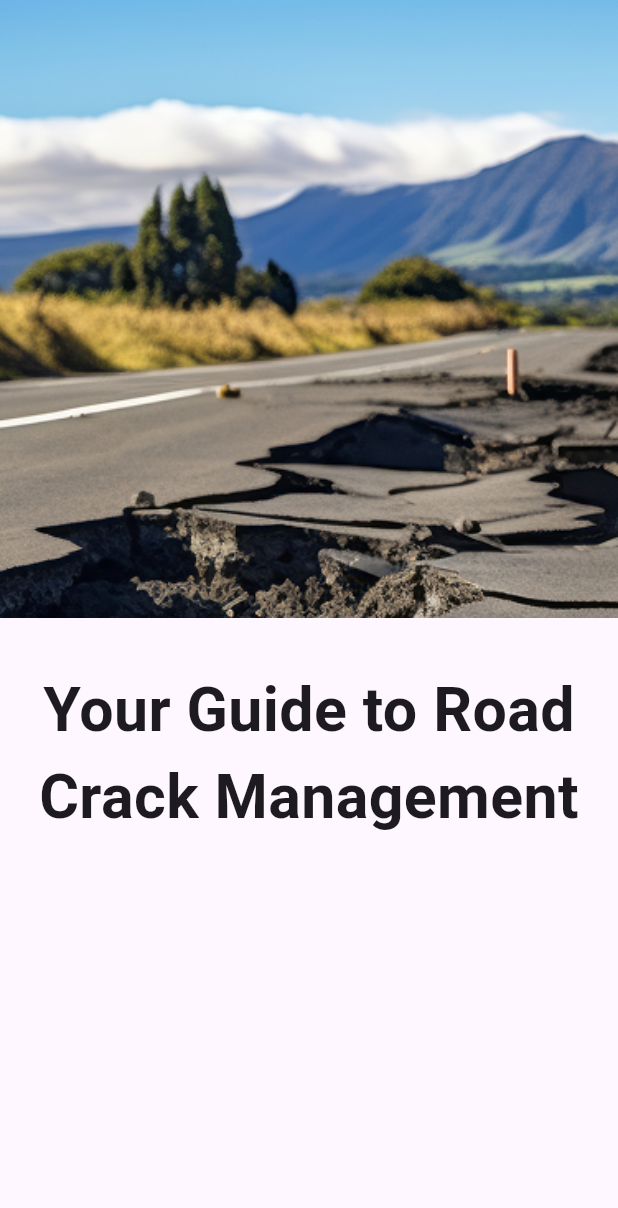
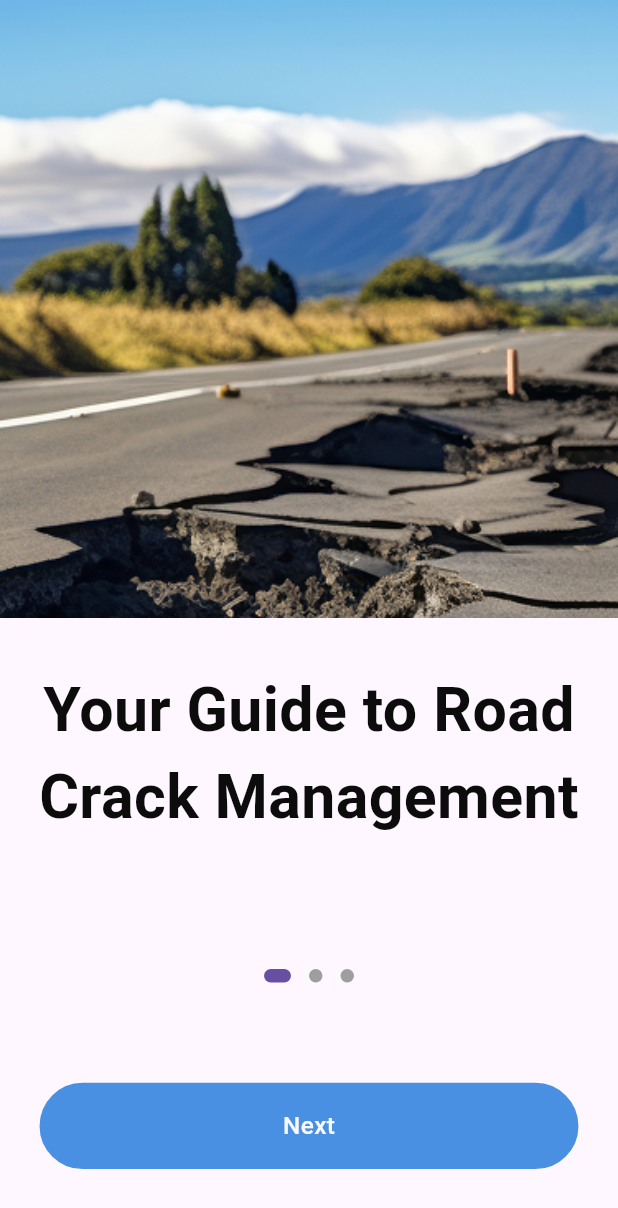
Before and after one commit to taskinnasif144/joura_pothole, a Flutter app: the screen it shows after launch, on a phone screen of 412 x 824 dp. Shown: the top 1208 px of the screen. Run offline on Flutter 3.47's test engine with Material 3 defaults, Android fonts, the phone set to English and light mode, and no system bars; drawn by our look-alikes of dots_indicator; our stand-ins replace flutter_screenutil, get, google_fonts.

Commit message:
add custom button component and update color and font constants; modify onboarding screen to include page view and navigation

```diff
--- /dev/null
+++ b/lib/core/components/custom_button.dart
@@ -0,0 +1,56 @@
+import 'package:flutter/material.dart';
+import 'package:flutter_screenutil/flutter_screenutil.dart';
+import 'package:joura_pothole/core/constants/app_colors.dart';
+import 'package:joura_pothole/core/constants/app_fonts.dart';
+
+class CustomButton extends StatelessWidget {
+  const CustomButton({
+    super.key,
+    required this.buttonTitle,
+    required this.onTap,
+    this.isRounded = true,
+    this.isFilled = true,
+    this.isRed = false,
+    this.widthFactor = 1,
+  });
+
+  final VoidCallback onTap;
+  final String buttonTitle;
+  final bool isRounded;
+  final bool isFilled;
+  final bool isRed;
+  final double widthFactor;
+
+  @override
+  Widget build(BuildContext context) {
+    return InkWell(
+      onTap: onTap,
+      child: FractionallySizedBox(
+        widthFactor: widthFactor,
+        child: Container(
+          padding: EdgeInsets.symmetric(vertical: 16.h),
+          decoration: BoxDecoration(
+            color: (isFilled && !isRed) ? AppColors.bluePrimary : null,
+            border: Border.all(
+              color: isRed ? AppColors.red : AppColors.bluePrimary,
+            ),
+            borderRadius: BorderRadius.circular(isRounded ? 100 : 12),
+          ),
+          child: Center(
+            child: Text(
+              buttonTitle,
+              style: AppFonts.bodyBoldMedium.copyWith(
+                color:
+                    isFilled
+                        ? AppColors.whiteF9
+                        : isRed
+                        ? AppColors.red
+                        : AppColors.bluePrimary,
+              ),
+            ),
+          ),
+        ),
+      ),
+    );
+  }
+}
--- a/lib/core/constants/app_colors.dart
+++ b/lib/core/constants/app_colors.dart
@@ -9,7 +9,9 @@ class AppColors {
   static Color blackOC = Color(0xff0C0C0C);
   static Color black21 = Color(0xff212121);
 
-  static Color whiteF9 = Color(0xff212121);
-  static Color whiteE4 = Color(0xff212121);
-  static Color whiteE0 = Color(0xff212121);
+  static Color whiteF9 = Color(0xffF9F9F9);
+  static Color whiteE4 = Color(0xffE4EDF7);
+  static Color whiteE0 = Color(0xffE0E0E0);
+
+  static Color grey70 = Color(0xff707070);
 }
--- a/lib/core/constants/app_fonts.dart
+++ b/lib/core/constants/app_fonts.dart
@@ -1,12 +1,54 @@
 import 'package:flutter/widgets.dart';
 import 'package:flutter_screenutil/flutter_screenutil.dart';
 import 'package:google_fonts/google_fonts.dart';
+import 'package:joura_pothole/core/constants/app_colors.dart';
 
 class AppFonts {
-  // Naming Explained
-  // font Name - font weight - s{font size}
-  static TextStyle roboto700s40 = GoogleFonts.roboto(
+  static TextStyle titleLarge = GoogleFonts.roboto(
     fontWeight: FontWeight.w700,
     fontSize: 40.sp,
+    color: AppColors.blackOC,
+  );
+  static TextStyle titleMedium = GoogleFonts.roboto(
+    fontWeight: FontWeight.w700,
+    fontSize: 24.sp,
+    color: AppColors.blackOC,
+  );
+  static TextStyle titleSmall = GoogleFonts.roboto(
+    fontWeight: FontWeight.w700,
+    fontSize: 20.sp,
+    color: AppColors.blackOC,
+  );
+
+  static TextStyle bodyBoldLarge = GoogleFonts.roboto(
+    fontWeight: FontWeight.w500,
+    fontSize: 18.sp,
+    color: AppColors.blackOC,
+  );
+  static TextStyle bodyBoldMedium = GoogleFonts.roboto(
+    fontWeight: FontWeight.w500,
+    fontSize: 16.sp,
+    color: AppColors.blackOC,
+  );
+  static TextStyle bodyBoldSmall = GoogleFonts.roboto(
+    fontWeight: FontWeight.w500,
+    fontSize: 12.sp,
+    color: AppColors.blackOC,
+  );
+
+  static TextStyle bodyLightLarge = GoogleFonts.roboto(
+    fontWeight: FontWeight.w400,
+    fontSize: 16.sp,
+    color: AppColors.blackOC,
+  );
+  static TextStyle bodyLightMedium = GoogleFonts.roboto(
+    fontWeight: FontWeight.w400,
+    fontSize: 14.sp,
+    color: AppColors.blackOC,
+  );
+  static TextStyle bodyLightSmall = GoogleFonts.roboto(
+    fontWeight: FontWeight.w400,
+    fontSize: 12.sp,
+    color: AppColors.blackOC,
   );
 }
--- a/lib/view/auth/on_boarding_screen.dart
+++ b/lib/view/auth/on_boarding_screen.dart
@@ -1,6 +1,9 @@
+import 'package:dots_indicator/dots_indicator.dart';
 import 'package:flutter/material.dart';
+import 'package:flutter_screenutil/flutter_screenutil.dart';
 import 'package:get/get.dart';
 import 'package:joura_pothole/controller/auth_controller.dart';
+import 'package:joura_pothole/core/components/custom_button.dart';
 import 'package:joura_pothole/core/constants/app_fonts.dart';
 import 'package:joura_pothole/core/constants/auth_assets.dart';
 
@@ -17,18 +20,78 @@ class OnBoardingScreen extends StatelessWidget {
         final pageController = authController.onBoardingPageController;
         return Stack(
           children: [
-            // PageView(
-            //   controller: pageController,
-            //   scrollDirection: Axis.horizontal,
-            //   onPageChanged: (index) {
-            //     authController.onBoardingCurrentIndex.value = index;
-            //   },
-            // ),
-            SizedBox.expand(
+            //Page View for the three swipeable screens
+            PageView(
+              controller: pageController,
+              scrollDirection: Axis.horizontal,
+              children: [
+                // Individual Screen
+                _buildonBoariding(
+                  AuthAssets.onBoardingScreen3,
+                  "Your Guide to Road Crack Management",
+                ),
+                _buildonBoariding(
+                  AuthAssets.onBoardingScreen2,
+                  "Essential Training for Leak Detection & Control",
+                ),
+                _buildonBoariding(
+                  AuthAssets.onBoardingScreen1,
+                  "Navigating the Manhole Problem",
+                ),
+              ],
+              onPageChanged: (index) {
+                authController.onBoardingCurrentIndex.value = index;
+              },
+            ),
+            // Button and Page View states
+            Positioned(
+              bottom: 20.h,
+              left: 0.w,
+              right: 0.w,
+              child: Padding(
+                padding: EdgeInsets.symmetric(horizontal: 24.w, vertical: 24.h),
+                child: Column(
+                  children: [
+                    DotsIndicator(
+                      dotsCount: 3,
+                      position: currentIndex.toDouble(),
+                      decorator: DotsDecorator(
+                        size: const Size.square(9.0),
+                        activeSize: const Size(18.0, 9.0),
+                        activeShape: RoundedRectangleBorder(
+                          borderRadius: BorderRadius.circular(5.0),
+                        ),
+                      ),
+                    ),
+                    SizedBox(height: 60.h),
+                    CustomButton(
+                      // currentIndex < 2 indicates we reached the last page
+                      buttonTitle: currentIndex < 2 ? "Next" : "Get Started",
+                      onTap: () {
+                        if (currentIndex < 2) {
+                          authController.onBoardingPageController.nextPage(
+                            duration: Duration(milliseconds: 300),
+                            curve: Curves.ease,
+                          );
+                        }
+                      },
+                    ),
+                  ],
+                ),
+              ),
+            ),
+          ],
+        );
+      }),
+    );
+  }
+
+  SizedBox _buildonBoariding(image, title) {
+    return SizedBox.expand(
       child: Column(
         children: [
           Image.asset(
-                    AuthAssets.onBoardingScreen3,
+            image,
             height: Get.height / 2,
             width: double.maxFinite,
             fit: BoxFit.cover,
@@ -37,17 +100,13 @@ class OnBoardingScreen extends StatelessWidget {
           Padding(
             padding: EdgeInsets.symmetric(horizontal: 20, vertical: 32),
             child: Text(
-                      "Your Guide to Road Crack Management",
-                      style: AppFonts.roboto700s40,
+              title,
+              style: AppFonts.titleLarge,
               textAlign: TextAlign.center,
             ),
           ),
         ],
       ),
-            ),
-          ],
-        );
-      }),
     );
   }
 }
--- a/pubspec.yaml
+++ b/pubspec.yaml
@@ -12,6 +12,7 @@ dependencies:
   get: ^4.7.2
   flutter_screenutil: ^5.9.3
   google_fonts: ^6.2.1
+  dots_indicator: ^4.0.1
 
 dev_dependencies:
   flutter_test:
```
Also changed, not shown: pubspec.lock, 1 other file. Lines whose indentation alone changed are shown as unchanged.
